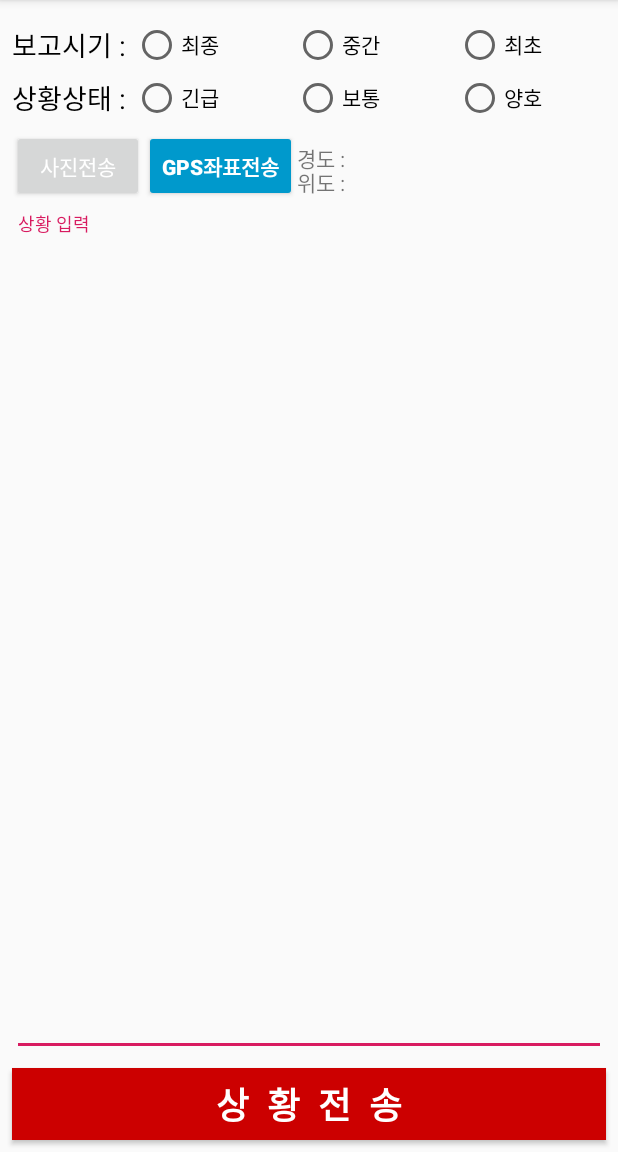
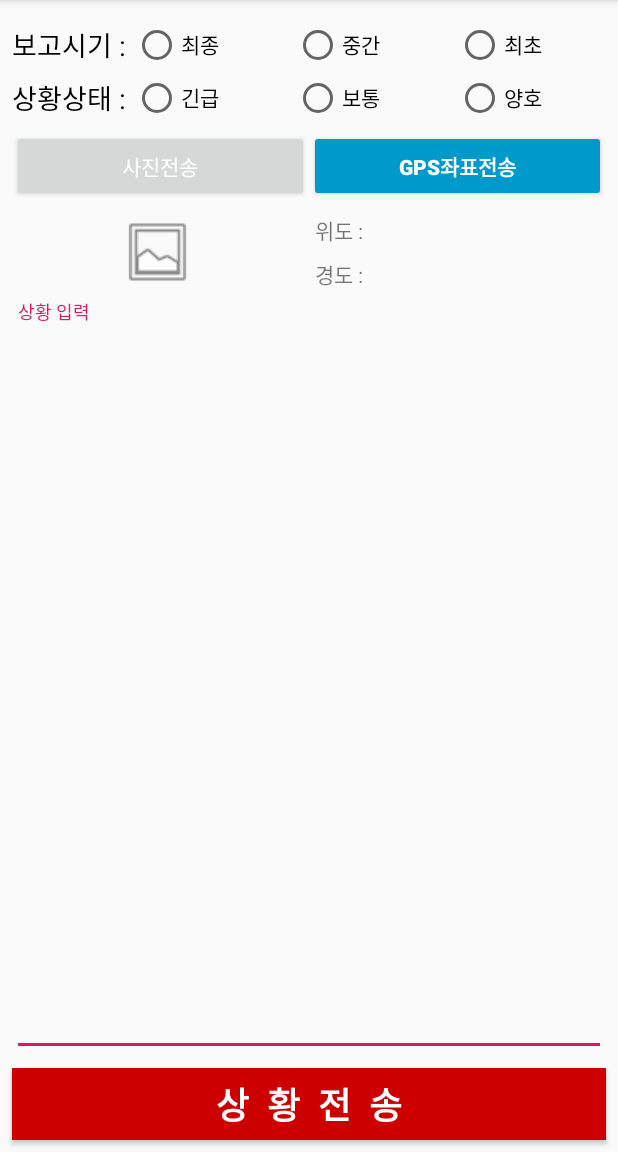
Before and after one commit to osam2018/App_swcamp, an Android app: the SendActivity screen opened directly, with no data from a screen before it, on a phone screen of 412 x 824 dp, the part 84-1236 px from its top. Run offline under Robolectric (Android 15) with nearby library versions, the phone set to English and light mode, and no system bars; our stand-ins replace Firebase (no records; nobody signed in at launch, a user with empty details on screens opened directly); 3 statements that could not run were skipped.

Commit message:
18.10.24 (4) 사진전송 중간단계

```diff
--- a/app/src/main/java/com/example/user/myapplication/ChatAdapter.java
+++ b/app/src/main/java/com/example/user/myapplication/ChatAdapter.java
@@ -5,8 +5,10 @@ import android.view.LayoutInflater;
 import android.view.View;
 import android.view.ViewGroup;
 import android.widget.ArrayAdapter;
+import android.widget.ImageView;
 import android.widget.TextView;
 
+import java.io.File;
 import java.text.SimpleDateFormat;
 import java.util.Locale;
 
@@ -37,7 +39,6 @@ public class ChatAdapter extends ArrayAdapter<ChatData> {
         } else {
             viewHolder = (ViewHolder) convertView.getTag();
         }
-
         ChatData chatData = getItem(position);
         viewHolder.mTxtUserGroup.setText(chatData.userGroup);
         viewHolder.mTxtUserName.setText(chatData.userName);
@@ -56,6 +57,7 @@ public class ChatAdapter extends ArrayAdapter<ChatData> {
         private TextView mTxtUserName;
         private TextView mTxtMessageExtra;
         private TextView mTxtMessage;
+        private ImageView mImg;
         private TextView mTxtGpsAdress;
         private TextView mTxtGps;
         private TextView mTxtTime;
--- a/app/src/main/java/com/example/user/myapplication/ChatData.java
+++ b/app/src/main/java/com/example/user/myapplication/ChatData.java
@@ -6,6 +6,7 @@ public class ChatData {
     public String userGroup; // 사용자 소속
     public String messageExtra; //메시지 보고시기, 중요도
     public String message; // 작성한 메시지
+    public String picName; // 사진
     public float gpsLatitude; //gps 경도 위도 주소
     public float gpsLongitude;
     public String gpsAddress;
@@ -13,5 +14,6 @@ public class ChatData {
     public ChatData() {
         gpsLongitude = 0;
         gpsLatitude = 0;
+        picName = "";
     }
 }
--- a/app/src/main/res/layout/activity_send.xml
+++ b/app/src/main/res/layout/activity_send.xml
@@ -5,6 +5,19 @@
     android:layout_width="match_parent"
     android:layout_height="match_parent"
     tools:context="com.example.user.myapplication.SendActivity">
+
+    <Button
+        android:id="@+id/buttonPic"
+        android:layout_width="0dp"
+        android:layout_height="wrap_content"
+        android:layout_marginStart="8dp"
+        android:layout_marginLeft="8dp"
+        android:layout_marginTop="8dp"
+        android:text="사진전송"
+        android:textColor="#fff"
+        app:layout_constraintEnd_toStartOf="@+id/space"
+        app:layout_constraintStart_toStartOf="parent"
+        app:layout_constraintTop_toBottomOf="@+id/textView2" />
 
     <TextView
         android:id="@+id/textView2"
@@ -121,6 +134,7 @@
         app:layout_constraintStart_toStartOf="parent" />
 
     <android.support.design.widget.TextInputLayout
+        android:id="@+id/textInputLayout7"
         android:layout_width="0dp"
         android:layout_height="0dp"
         android:layout_marginStart="8dp"
@@ -132,7 +146,7 @@
         app:layout_constraintBottom_toTopOf="@+id/sendButton"
         app:layout_constraintEnd_toEndOf="parent"
         app:layout_constraintStart_toStartOf="parent"
-        app:layout_constraintTop_toBottomOf="@+id/buttonGps">
+        app:layout_constraintTop_toBottomOf="@+id/textLatitude">
 
         <android.support.design.widget.TextInputEditText
             android:id="@+id/inputText"
@@ -141,9 +155,37 @@
             android:hint="상황 입력" />
     </android.support.design.widget.TextInputLayout>
 
+    <TextView
+        android:id="@+id/textLatitude"
+        android:layout_width="0dp"
+        android:layout_height="wrap_content"
+        android:layout_marginStart="4dp"
+        android:layout_marginLeft="4dp"
+        android:layout_marginTop="8dp"
+        android:layout_marginEnd="8dp"
+        android:layout_marginRight="8dp"
+        android:text="경도 :"
+        app:layout_constraintEnd_toEndOf="parent"
+        app:layout_constraintStart_toEndOf="@+id/space"
+        app:layout_constraintTop_toBottomOf="@+id/textLongitude" />
+
+    <TextView
+        android:id="@+id/textLongitude"
+        android:layout_width="0dp"
+        android:layout_height="wrap_content"
+        android:layout_marginStart="4dp"
+        android:layout_marginLeft="4dp"
+        android:layout_marginTop="8dp"
+        android:layout_marginEnd="8dp"
+        android:layout_marginRight="8dp"
+        android:text="위도 :"
+        app:layout_constraintEnd_toEndOf="parent"
+        app:layout_constraintStart_toEndOf="@+id/space"
+        app:layout_constraintTop_toBottomOf="@+id/buttonGps" />
+
     <Button
         android:id="@+id/buttonGps"
-        android:layout_width="wrap_content"
+        android:layout_width="0dp"
         android:layout_height="wrap_content"
         android:layout_marginTop="8dp"
         android:layout_marginEnd="8dp"
@@ -152,45 +194,31 @@
         android:textColor="#fff"
         android:textStyle="bold"
         app:layout_constraintEnd_toEndOf="parent"
-        app:layout_constraintHorizontal_bias="0.0"
-        app:layout_constraintStart_toEndOf="@+id/buttonPic"
+        app:layout_constraintStart_toEndOf="@+id/space"
         app:layout_constraintTop_toBottomOf="@+id/textView2" />
 
-    <TextView
-        android:id="@+id/textLatitude"
-        android:layout_width="0dp"
+    <Space
+        android:id="@+id/space"
+        android:layout_width="wrap_content"
         android:layout_height="wrap_content"
-        android:layout_marginTop="16dp"
-        android:layout_marginEnd="8dp"
-        android:layout_marginRight="8dp"
-        android:text="경도 :"
         app:layout_constraintEnd_toEndOf="parent"
-        app:layout_constraintStart_toEndOf="@+id/buttonGps"
+        app:layout_constraintStart_toStartOf="parent"
         app:layout_constraintTop_toBottomOf="@+id/radioGroupUrgent" />
 
-    <TextView
-        android:id="@+id/textLongitude"
+    <ImageView
+        android:id="@+id/sendImageView"
         android:layout_width="0dp"
-        android:layout_height="wrap_content"
-        android:layout_marginEnd="8dp"
-        android:layout_marginRight="8dp"
-        android:layout_marginBottom="8dp"
-        android:text="위도 :"
-        app:layout_constraintBottom_toBottomOf="@+id/buttonGps"
-        app:layout_constraintEnd_toEndOf="parent"
-        app:layout_constraintStart_toEndOf="@+id/buttonGps"
-        app:layout_constraintTop_toBottomOf="@+id/textLatitude" />
-
-    <Button
-        android:id="@+id/buttonPic"
-        android:layout_width="wrap_content"
-        android:layout_height="wrap_content"
+        android:layout_height="0dp"
         android:layout_marginStart="8dp"
         android:layout_marginLeft="8dp"
         android:layout_marginTop="8dp"
-        android:text="사진전송"
-        android:textColor="#fff"
+        android:layout_marginEnd="4dp"
+        android:layout_marginRight="4dp"
+        android:layout_marginBottom="8dp"
+        app:layout_constraintBottom_toTopOf="@+id/textInputLayout7"
+        app:layout_constraintEnd_toEndOf="@+id/space"
         app:layout_constraintStart_toStartOf="parent"
-        app:layout_constraintTop_toBottomOf="@+id/textView2" />
+        app:layout_constraintTop_toBottomOf="@+id/buttonPic"
+        app:srcCompat="@android:drawable/ic_menu_gallery" />
 
 </android.support.constraint.ConstraintLayout>
```
Also changed, not shown: app/src/main/java/com/example/user/myapplication/SendActivity.java (+55 -1 lines), app/src/main/res/layout/listitem_chat.xml (+8 -0 lines).
